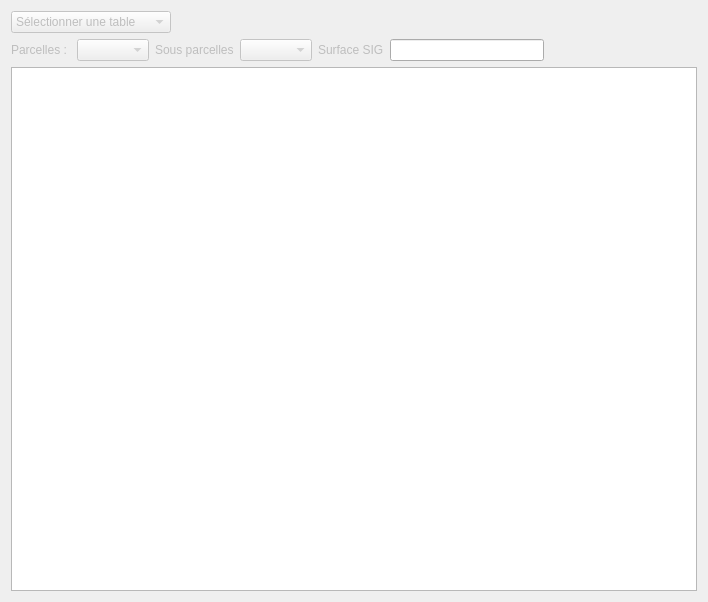
Above: qsequoia2/modules/table_check/table_check.ui from SequoiApp/Qsequoia2 before the change. Below: the same form after it.
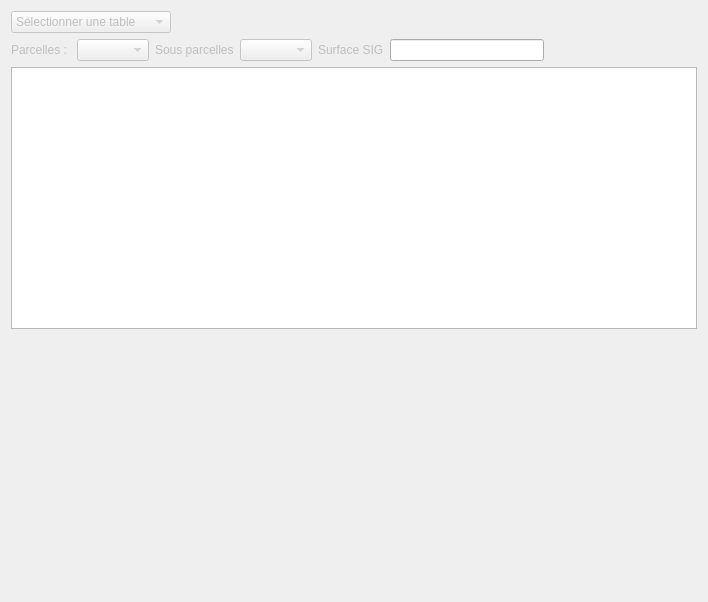
That is the form after the change.

```diff
--- a/qsequoia2/modules/table_check/table_check.ui
+++ b/qsequoia2/modules/table_check/table_check.ui
@@ -124,6 +124,19 @@
    <item>
     <widget class="QTableWidget" name="forestTable"/>
    </item>
+   <item>
+    <spacer name="verticalSpacer">
+     <property name="orientation">
+      <enum>Qt::Vertical</enum>
+     </property>
+     <property name="sizeHint" stdset="0">
+      <size>
+       <width>20</width>
+       <height>40</height>
+      </size>
+     </property>
+    </spacer>
+   </item>
   </layout>
  </widget>
  <resources/>
```
